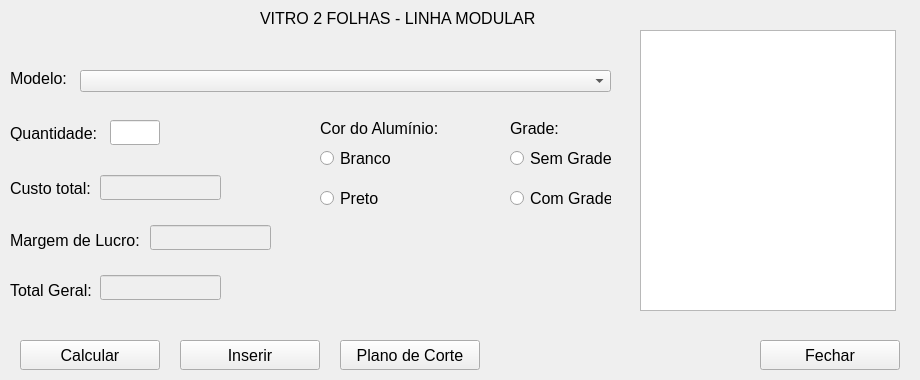
pliniocefet/EsquadriCalc_Perfilare, file telas_ui/tela_vitro_2f_modular.ui: the form before one commit.
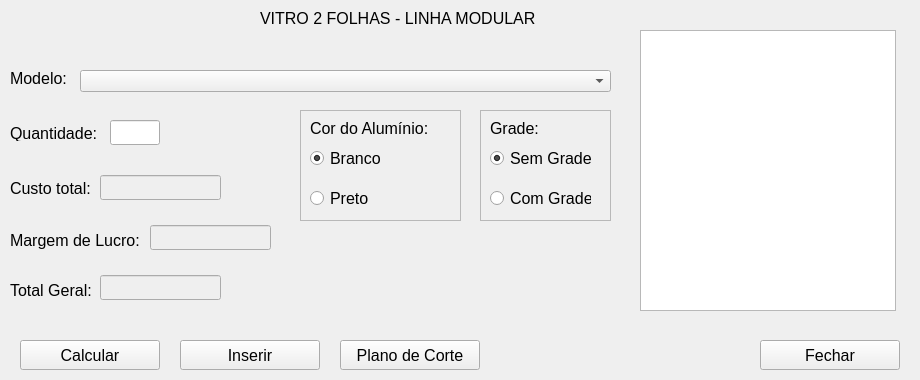
The form after the commit.

The edit to the form file:
```diff
--- a/telas_ui/tela_vitro_2f_modular.ui
+++ b/telas_ui/tela_vitro_2f_modular.ui
@@ -63,126 +63,6 @@
      </rect>
     </property>
    </widget>
-   <widget class="QLabel" name="label_cor_aluminio">
-    <property name="geometry">
-     <rect>
-      <x>320</x>
-      <y>120</y>
-      <width>131</width>
-      <height>16</height>
-     </rect>
-    </property>
-    <property name="font">
-     <font>
-      <pointsize>12</pointsize>
-     </font>
-    </property>
-    <property name="text">
-     <string>Cor do Alumínio:</string>
-    </property>
-   </widget>
-   <widget class="QLabel" name="label_grade">
-    <property name="geometry">
-     <rect>
-      <x>510</x>
-      <y>120</y>
-      <width>61</width>
-      <height>16</height>
-     </rect>
-    </property>
-    <property name="font">
-     <font>
-      <pointsize>12</pointsize>
-     </font>
-    </property>
-    <property name="text">
-     <string>Grade:</string>
-    </property>
-   </widget>
-   <widget class="QRadioButton" name="radioButton_al_branco">
-    <property name="geometry">
-     <rect>
-      <x>320</x>
-      <y>150</y>
-      <width>71</width>
-      <height>17</height>
-     </rect>
-    </property>
-    <property name="font">
-     <font>
-      <pointsize>12</pointsize>
-     </font>
-    </property>
-    <property name="cursor">
-     <cursorShape>OpenHandCursor</cursorShape>
-    </property>
-    <property name="text">
-     <string>Branco</string>
-    </property>
-   </widget>
-   <widget class="QRadioButton" name="radioButton_al_preto">
-    <property name="geometry">
-     <rect>
-      <x>320</x>
-      <y>190</y>
-      <width>61</width>
-      <height>17</height>
-     </rect>
-    </property>
-    <property name="font">
-     <font>
-      <pointsize>12</pointsize>
-     </font>
-    </property>
-    <property name="cursor">
-     <cursorShape>OpenHandCursor</cursorShape>
-    </property>
-    <property name="text">
-     <string>Preto</string>
-    </property>
-   </widget>
-   <widget class="QRadioButton" name="radioButton_sem_grade">
-    <property name="geometry">
-     <rect>
-      <x>510</x>
-      <y>150</y>
-      <width>101</width>
-      <height>17</height>
-     </rect>
-    </property>
-    <property name="font">
-     <font>
-      <pointsize>12</pointsize>
-     </font>
-    </property>
-    <property name="cursor">
-     <cursorShape>OpenHandCursor</cursorShape>
-    </property>
-    <property name="text">
-     <string>Sem Grade</string>
-    </property>
-   </widget>
-   <widget class="QRadioButton" name="radioButton_com_grade">
-    <property name="geometry">
-     <rect>
-      <x>510</x>
-      <y>190</y>
-      <width>101</width>
-      <height>17</height>
-     </rect>
-    </property>
-    <property name="font">
-     <font>
-      <pointsize>12</pointsize>
-     </font>
-    </property>
-    <property name="cursor">
-     <cursorShape>OpenHandCursor</cursorShape>
-    </property>
-    <property name="text">
-     <string>Com Grade</string>
-    </property>
-   </widget>
    <widget class="QLabel" name="label_quantidade">
     <property name="geometry">
      <rect>
@@ -415,6 +295,164 @@
      </rect>
     </property>
    </widget>
+   <widget class="QFrame" name="frame_cor_aluminio">
+    <property name="geometry">
+     <rect>
+      <x>300</x>
+      <y>110</y>
+      <width>161</width>
+      <height>111</height>
+     </rect>
+    </property>
+    <property name="frameShape">
+     <enum>QFrame::StyledPanel</enum>
+    </property>
+    <property name="frameShadow">
+     <enum>QFrame::Raised</enum>
+    </property>
+    <widget class="QRadioButton" name="radioButton_al_preto">
+     <property name="geometry">
+      <rect>
+       <x>10</x>
+       <y>80</y>
+       <width>61</width>
+       <height>17</height>
+      </rect>
+     </property>
+     <property name="font">
+      <font>
+       <pointsize>12</pointsize>
+      </font>
+     </property>
+     <property name="cursor">
+      <cursorShape>OpenHandCursor</cursorShape>
+     </property>
+     <property name="text">
+      <string>Preto</string>
+     </property>
+    </widget>
+    <widget class="QLabel" name="label_cor_aluminio">
+     <property name="geometry">
+      <rect>
+       <x>10</x>
+       <y>10</y>
+       <width>131</width>
+       <height>16</height>
+      </rect>
+     </property>
+     <property name="font">
+      <font>
+       <pointsize>12</pointsize>
+      </font>
+     </property>
+     <property name="text">
+      <string>Cor do Alumínio:</string>
+     </property>
+    </widget>
+    <widget class="QRadioButton" name="radioButton_al_branco">
+     <property name="geometry">
+      <rect>
+       <x>10</x>
+       <y>40</y>
+       <width>71</width>
+       <height>17</height>
+      </rect>
+     </property>
+     <property name="font">
+      <font>
+       <pointsize>12</pointsize>
+      </font>
+     </property>
+     <property name="cursor">
+      <cursorShape>OpenHandCursor</cursorShape>
+     </property>
+     <property name="text">
+      <string>Branco</string>
+     </property>
+     <property name="checked">
+      <bool>true</bool>
+     </property>
+    </widget>
+   </widget>
+   <widget class="QFrame" name="frame_grade">
+    <property name="geometry">
+     <rect>
+      <x>480</x>
+      <y>110</y>
+      <width>131</width>
+      <height>111</height>
+     </rect>
+    </property>
+    <property name="frameShape">
+     <enum>QFrame::StyledPanel</enum>
+    </property>
+    <property name="frameShadow">
+     <enum>QFrame::Raised</enum>
+    </property>
+    <widget class="QRadioButton" name="radioButton_com_grade">
+     <property name="geometry">
+      <rect>
+       <x>10</x>
+       <y>80</y>
+       <width>101</width>
+       <height>17</height>
+      </rect>
+     </property>
+     <property name="font">
+      <font>
+       <pointsize>12</pointsize>
+      </font>
+     </property>
+     <property name="cursor">
+      <cursorShape>OpenHandCursor</cursorShape>
+     </property>
+     <property name="text">
+      <string>Com Grade</string>
+     </property>
+    </widget>
+    <widget class="QLabel" name="label_grade">
+     <property name="geometry">
+      <rect>
+       <x>10</x>
+       <y>10</y>
+       <width>61</width>
+       <height>16</height>
+      </rect>
+     </property>
+     <property name="font">
+      <font>
+       <pointsize>12</pointsize>
+      </font>
+     </property>
+     <property name="text">
+      <string>Grade:</string>
+     </property>
+    </widget>
+    <widget class="QRadioButton" name="radioButton_sem_grade">
+     <property name="geometry">
+      <rect>
+       <x>10</x>
+       <y>40</y>
+       <width>101</width>
+       <height>17</height>
+      </rect>
+     </property>
+     <property name="font">
+      <font>
+       <pointsize>12</pointsize>
+      </font>
+     </property>
+     <property name="cursor">
+      <cursorShape>OpenHandCursor</cursorShape>
+     </property>
+     <property name="text">
+      <string>Sem Grade</string>
+     </property>
+     <property name="checked">
+      <bool>true</bool>
+     </property>
+    </widget>
+   </widget>
   </widget>
  </widget>
  <resources/>
```
